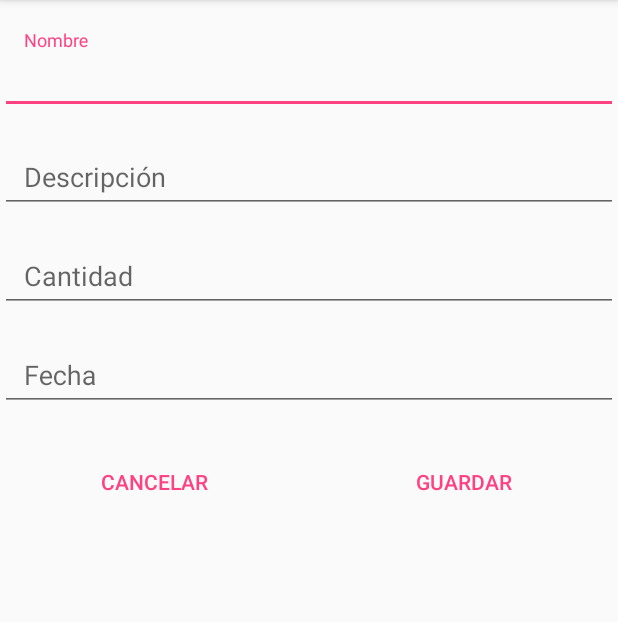
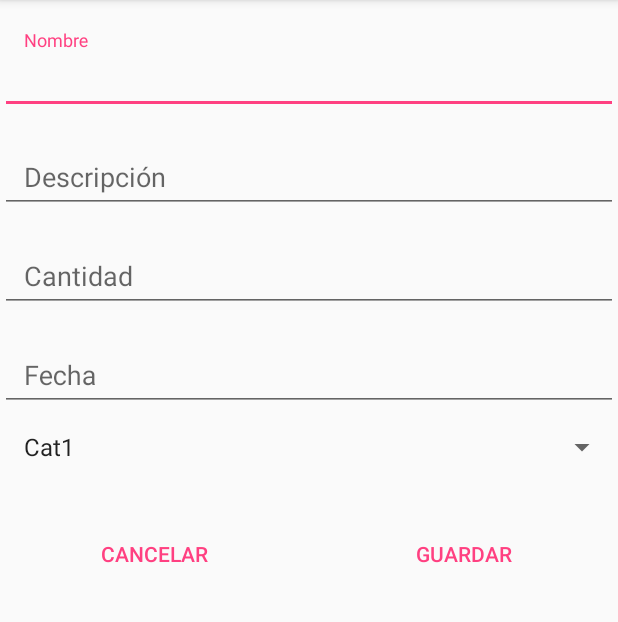
Before and after one commit to Ibericoders/Control-Gastos, an Android app: the screen it shows after launch (NuevoGastoActivity), after a tap on an icon or button, on a phone screen of 412 x 824 dp, the part 84-706 px from its top. Run offline under Robolectric (Android 15) with nearby library versions, the phone set to English and light mode, and no system bars.

Commit message:
Añadidas categorías a los Gastos + Filtrado por categorías

```diff
--- a/app/src/main/java/com/ibericoders/controlgastos/Ayudante.java
+++ b/app/src/main/java/com/ibericoders/controlgastos/Ayudante.java
@@ -25,7 +25,7 @@ public class Ayudante extends SQLiteOpenHelper{
         //Se le llama para construir las tablas de la base de datos.
         //Instruccion SQL de creacion de la tabla de gastos.
         String sqlCrearTabla1="create table gastos (_id integer primary key autoincrement,";
-        sqlCrearTabla1+="nombre text,descripcion text,cantidad double,fecha text)";
+        sqlCrearTabla1+="nombre text,descripcion text,cantidad double,fecha text,categoria text)";
         //Ejecutar la instrucción 1.
         db.execSQL(sqlCrearTabla1);
     }
--- a/app/src/main/java/com/ibericoders/controlgastos/ListadoAdapter.java
+++ b/app/src/main/java/com/ibericoders/controlgastos/ListadoAdapter.java
@@ -56,6 +56,10 @@ public class ListadoAdapter extends BaseAdapter {
         TextView tvFecha=(TextView)convertView.findViewById(R.id.tv_fechaGasto);
         tvFecha.setText(datos.get(position).getFecha());
 
+        //Categoría Gasto
+        TextView tvCat=(TextView)convertView.findViewById(R.id.tv_categoriaGasto);
+        tvCat.setText(datos.get(position).getCategoria());
+
         //Devolver el view de la fila
         return convertView;
     }
--- a/app/src/main/java/com/ibericoders/controlgastos/NuevoGastoActivity.java
+++ b/app/src/main/java/com/ibericoders/controlgastos/NuevoGastoActivity.java
@@ -2,18 +2,29 @@ package com.ibericoders.controlgastos;
 
 import android.annotation.TargetApi;
 import android.app.DatePickerDialog;
+import android.database.DataSetObserver;
 import android.icu.util.Calendar;
 import android.support.v7.app.AppCompatActivity;
 import android.os.Bundle;
 import android.view.View;
+import android.view.ViewGroup;
+import android.widget.AdapterView;
+import android.widget.ArrayAdapter;
+import android.widget.Button;
 import android.widget.DatePicker;
 import android.widget.EditText;
+import android.widget.Spinner;
+import android.widget.SpinnerAdapter;
+import android.widget.TextView;
 import android.widget.Toast;
 
 public class NuevoGastoActivity extends AppCompatActivity {
 
     EditText nombre,descripcion,cantidad,fecha;
+    Spinner sp;
     GestionGastos ggastos;
+    String cat=null;
+
     @Override
     protected void onCreate(Bundle savedInstanceState) {
         super.onCreate(savedInstanceState);
@@ -26,6 +37,24 @@ public class NuevoGastoActivity extends AppCompatActivity {
         descripcion=(EditText)this.findViewById(R.id.edt_descripcionGasto);
         cantidad=(EditText)this.findViewById(R.id.edt_cantidadGasto);
         fecha=(EditText)this.findViewById(R.id.edt_fechaGasto);
+        sp=(Spinner)this.findViewById(R.id.sp_categoriaGasto);
+
+        ArrayAdapter<String> adapter = new ArrayAdapter<String>(this, android.R.layout.simple_list_item_1, new String[]{"Cat1","Cat2","Cat3","Cat4","Cat5"});
+        sp.setAdapter(adapter);
+
+        sp.setOnItemSelectedListener(new AdapterView.OnItemSelectedListener() {
+            @Override
+            public void onItemSelected(AdapterView<?> parent, View view, int position, long id) {
+                cat=parent.getSelectedItem().toString();
+                Toast.makeText(NuevoGastoActivity.this,parent.getSelectedItem().toString(),Toast.LENGTH_LONG).show();
+            }
+
+            @Override
+            public void onNothingSelected(AdapterView<?> parent) {
+
+            }
+
+        });
 
         fecha.setOnClickListener(new View.OnClickListener() {
             @Override
@@ -53,8 +82,8 @@ public class NuevoGastoActivity extends AppCompatActivity {
         this.finish();
     }
     public void guardar(View v){
-        if(nombre.getText().length()>0 && descripcion.getText().length()>0 && cantidad.getText().length()>0 && fecha.getText().length()>0){
-            Gasto g=new Gasto(nombre.getText().toString(),descripcion.getText().toString(),Double.parseDouble(cantidad.getText().toString()),fecha.getText().toString());
+        if(nombre.getText().length()>0 && descripcion.getText().length()>0 && cantidad.getText().length()>0 && fecha.getText().length()>0 && cat!=null){
+            Gasto g=new Gasto(nombre.getText().toString(),descripcion.getText().toString(),Double.parseDouble(cantidad.getText().toString()),fecha.getText().toString(),cat);
             if(!ggastos.comprobarGasto(g.getNombre())){
                 ggastos.guardarNuevoGasto(g);
                 Toast.makeText(this, "Gasto introducido correctamente", Toast.LENGTH_LONG).show();
--- /dev/null
+++ b/app/src/main/res/drawable/ic_filtrar.xml
@@ -0,0 +1,9 @@
+<vector xmlns:android="http://schemas.android.com/apk/res/android"
+        android:width="24dp"
+        android:height="24dp"
+        android:viewportWidth="24.0"
+        android:viewportHeight="24.0">
+    <path
+        android:fillColor="#FF000000"
+        android:pathData="M15.5,14h-0.79l-0.28,-0.27C15.41,12.59 16,11.11 16,9.5 16,5.91 13.09,3 9.5,3S3,5.91 3,9.5 5.91,16 9.5,16c1.61,0 3.09,-0.59 4.23,-1.57l0.27,0.28v0.79l5,4.99L20.49,19l-4.99,-5zM9.5,14C7.01,14 5,11.99 5,9.5S7.01,5 9.5,5 14,7.01 14,9.5 11.99,14 9.5,14z"/>
+</vector>
--- a/app/src/main/res/layout/activity_nuevo_gasto.xml
+++ b/app/src/main/res/layout/activity_nuevo_gasto.xml
@@ -82,7 +82,19 @@
             android:inputType="none"
             android:paddingLeft="16sp"
             android:paddingRight="10sp" />
+
     </android.support.design.widget.TextInputLayout>
+
+    <Space
+        android:layout_width="match_parent"
+        android:layout_height="10dp"
+        android:layout_weight="1" />
+
+    <Spinner
+        android:id="@+id/sp_categoriaGasto"
+        android:layout_width="match_parent"
+        android:layout_height="wrap_content"
+        android:spinnerMode="dialog" />
 
     <Space
         android:layout_width="match_parent"
--- a/app/src/main/res/menu/menu.xml
+++ b/app/src/main/res/menu/menu.xml
@@ -1,5 +1,9 @@
 <?xml version="1.0" encoding="utf-8"?>
 <menu xmlns:android="http://schemas.android.com/apk/res/android">
+    <item
+        android:id="@+id/filtrar"
+        android:title="Filtrar"
+        android:icon="@drawable/ic_filtrar"/>
     <item
         android:id="@+id/importar"
         android:title="Importar BBDD"
--- a/build.gradle
+++ b/build.gradle
@@ -5,7 +5,7 @@ buildscript {
         jcenter()
     }
     dependencies {
-        classpath 'com.android.tools.build:gradle:2.3.2'
+        classpath 'com.android.tools.build:gradle:2.3.3'
 
         // NOTE: Do not place your application dependencies here; they belong
         // in the individual module build.gradle files
```
Also changed, not shown: app/src/main/java/com/ibericoders/controlgastos/Gasto.java (+11 -1 lines), app/src/main/java/com/ibericoders/controlgastos/GestionGastos.java (+16 -4 lines), app/src/main/java/com/ibericoders/controlgastos/MainActivity.java (+39 -1 lines), app/src/main/res/layout/activity_main.xml (+25 -10 lines), app/src/main/res/layout/tarjeta_gasto.xml (+26 -0 lines).
